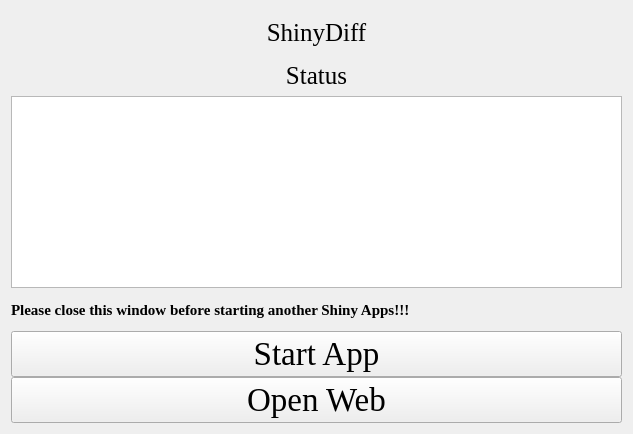
First picture: the form in ShinyDiff.ui, repository hzaurzli/MicroWorldOmics, before the edit.
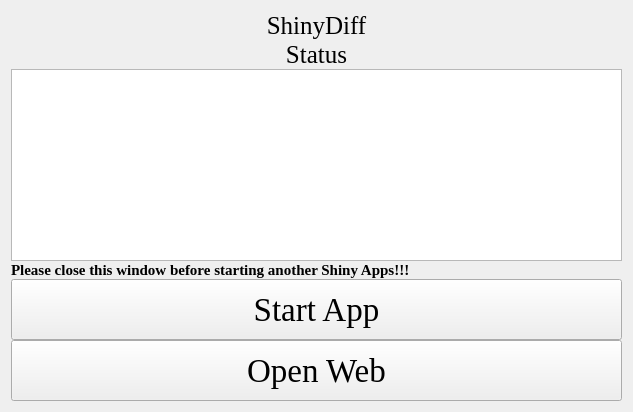
Second picture: the form after the edit. Icons and pictures are not drawn.

The edit to the form file:
```diff
--- a/ShinyDiff.ui
+++ b/ShinyDiff.ui
@@ -7,7 +7,7 @@
     <x>0</x>
     <y>0</y>
     <width>633</width>
-    <height>434</height>
+    <height>412</height>
    </rect>
   </property>
   <property name="windowTitle">
@@ -27,6 +27,12 @@
      </property>
      <item row="0" column="0" colspan="3">
       <widget class="QLabel" name="label">
+       <property name="sizePolicy">
+        <sizepolicy hsizetype="Preferred" vsizetype="Fixed">
+         <horstretch>0</horstretch>
+         <verstretch>0</verstretch>
+        </sizepolicy>
+       </property>
        <property name="font">
         <font>
          <family>Times New Roman</family>
@@ -43,6 +49,12 @@
      </item>
      <item row="3" column="0" colspan="3">
       <widget class="QLabel" name="label_4">
+       <property name="sizePolicy">
+        <sizepolicy hsizetype="Preferred" vsizetype="Fixed">
+         <horstretch>0</horstretch>
+         <verstretch>0</verstretch>
+        </sizepolicy>
+       </property>
        <property name="font">
         <font>
          <family>Times New Roman</family>
@@ -66,6 +78,12 @@
      </item>
      <item row="7" column="0" colspan="3">
       <widget class="QLabel" name="label_3">
+       <property name="sizePolicy">
+        <sizepolicy hsizetype="Preferred" vsizetype="Fixed">
+         <horstretch>0</horstretch>
+         <verstretch>0</verstretch>
+        </sizepolicy>
+       </property>
        <property name="font">
         <font>
          <family>Times New Roman</family>
@@ -81,6 +99,12 @@
      </item>
      <item row="8" column="0" colspan="3">
       <widget class="QPushButton" name="pushButton">
+       <property name="sizePolicy">
+        <sizepolicy hsizetype="Preferred" vsizetype="Preferred">
+         <horstretch>0</horstretch>
+         <verstretch>0</verstretch>
+        </sizepolicy>
+       </property>
        <property name="font">
         <font>
          <family>Times New Roman</family>
@@ -94,6 +118,12 @@
      </item>
      <item row="9" column="0" colspan="3">
       <widget class="QPushButton" name="pushButton_2">
+       <property name="sizePolicy">
+        <sizepolicy hsizetype="Preferred" vsizetype="Preferred">
+         <horstretch>0</horstretch>
+         <verstretch>0</verstretch>
+        </sizepolicy>
+       </property>
        <property name="font">
         <font>
          <family>Times New Roman</family>
```
